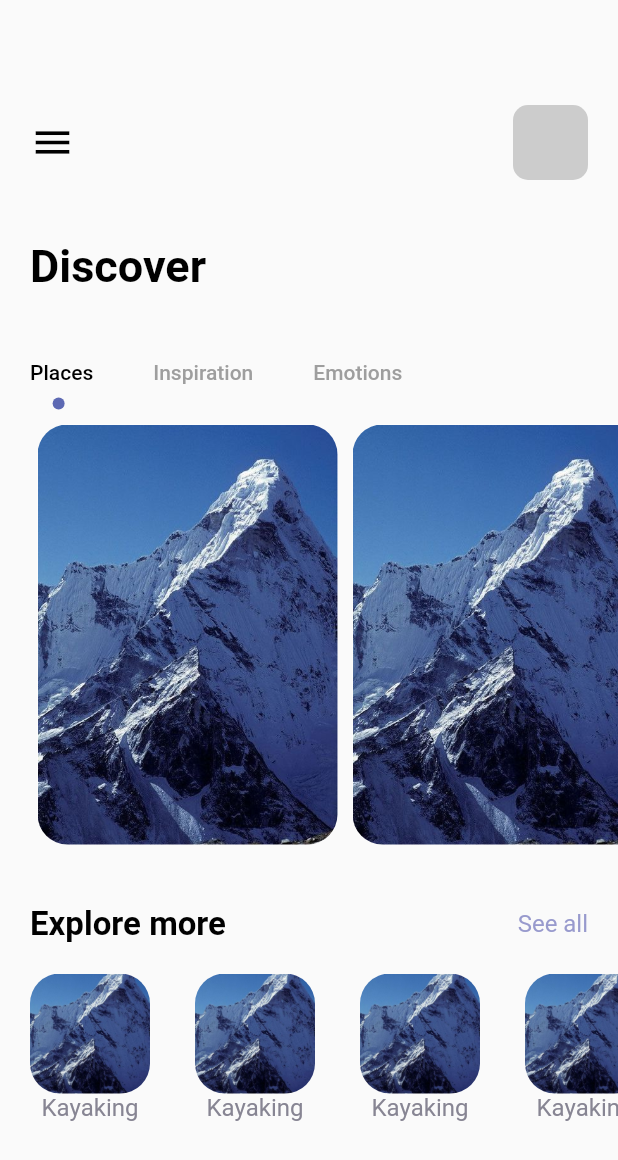
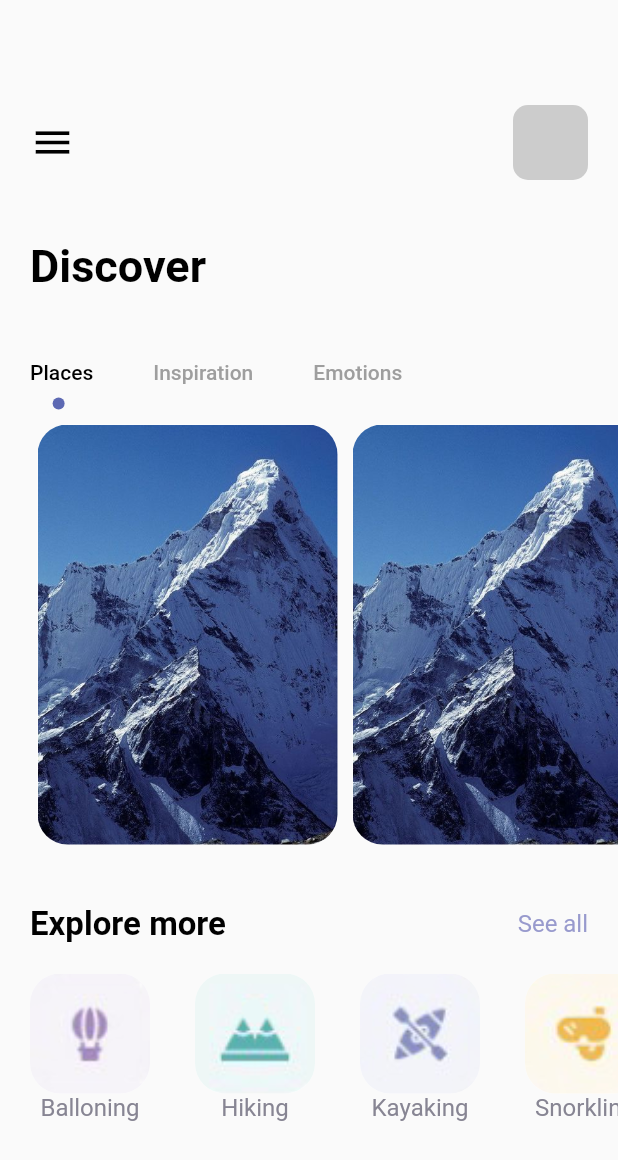
Before and after one commit to renanspvargas/travell, a Flutter app: the HomePage screen opened directly, on a phone screen of 412 x 824 dp. Shown: the top 1160 px of the screen. Run offline on Flutter 3.47's test engine with Material 2 defaults, Android fonts, the phone set to English and light mode, and no system bars.

Commit message:
setting explore more menu items

```diff
--- a/lib/pages/nav_pages/home_page.dart
+++ b/lib/pages/nav_pages/home_page.dart
@@ -8,6 +8,13 @@ class HomePage extends StatefulWidget {
 }
 
 class _HomePageState extends State<HomePage> with TickerProviderStateMixin {
+  final List<ExploreMoreMenuItem> _exploreMoreItens = [
+    ExploreMoreMenuItem(Images.balloning, "Balloning"),
+    ExploreMoreMenuItem(Images.hiking, "Hiking"),
+    ExploreMoreMenuItem(Images.kayaking, "Kayaking"),
+    ExploreMoreMenuItem(Images.snorkling, "Snorkling")
+  ];
+
   @override
   Widget build(BuildContext context) {
     TabController _tabController = TabController(length: 3, vsync: this);
@@ -114,9 +121,9 @@ class _HomePageState extends State<HomePage> with TickerProviderStateMixin {
               width: MediaQuery.of(context).size.width,
               margin: const EdgeInsets.only(left: 20),
               child: ListView.builder(
-                itemCount: 4,
+                itemCount: _exploreMoreItens.length,
                 scrollDirection: Axis.horizontal,
-                itemBuilder: (BuildContext, int) {
+                itemBuilder: (_, index) {
                   return Container(
                     margin: const EdgeInsets.only(right: 30),
                     child: Column(
@@ -128,14 +135,14 @@ class _HomePageState extends State<HomePage> with TickerProviderStateMixin {
                           decoration: BoxDecoration(
                             borderRadius: BorderRadius.circular(20),
                             color: Colors.white,
-                            image: const DecorationImage(
-                              image: AssetImage(Images.mountain),
+                            image: DecorationImage(
+                              image: AssetImage(_exploreMoreItens[index].image),
                               fit: BoxFit.cover,
                             ),
                           ),
                         ),
-                        const AppText(
-                          text: "Kayaking",
+                        AppText(
+                          text: _exploreMoreItens[index].title,
                           color: AppColors.textColor2,
                         )
                       ],
```
